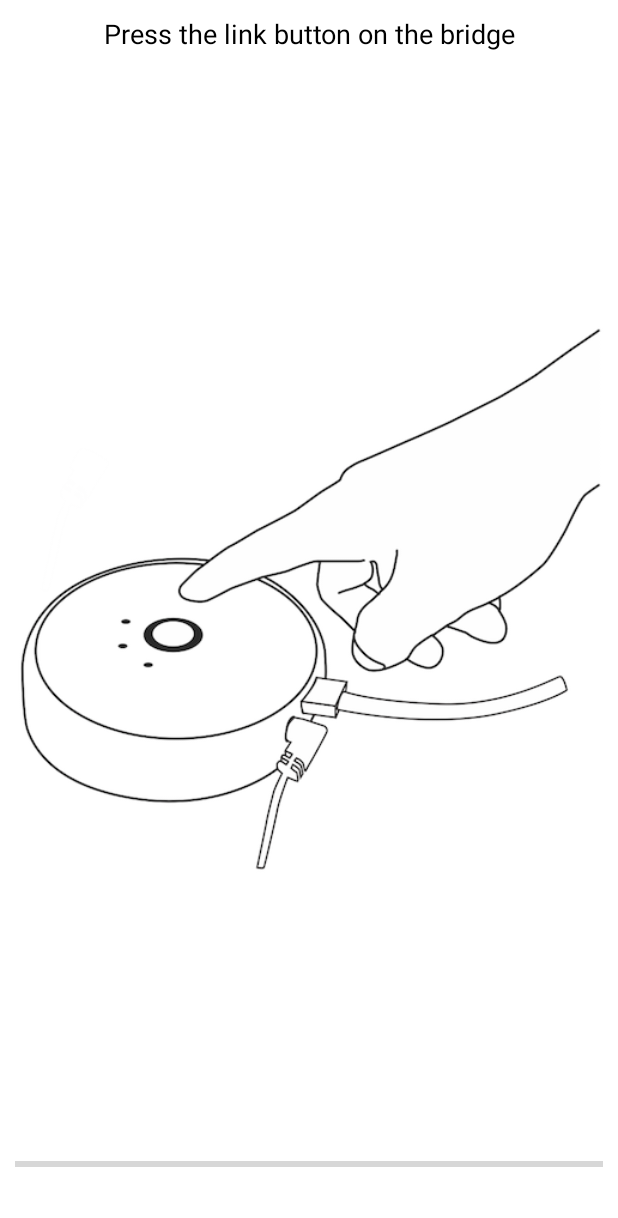
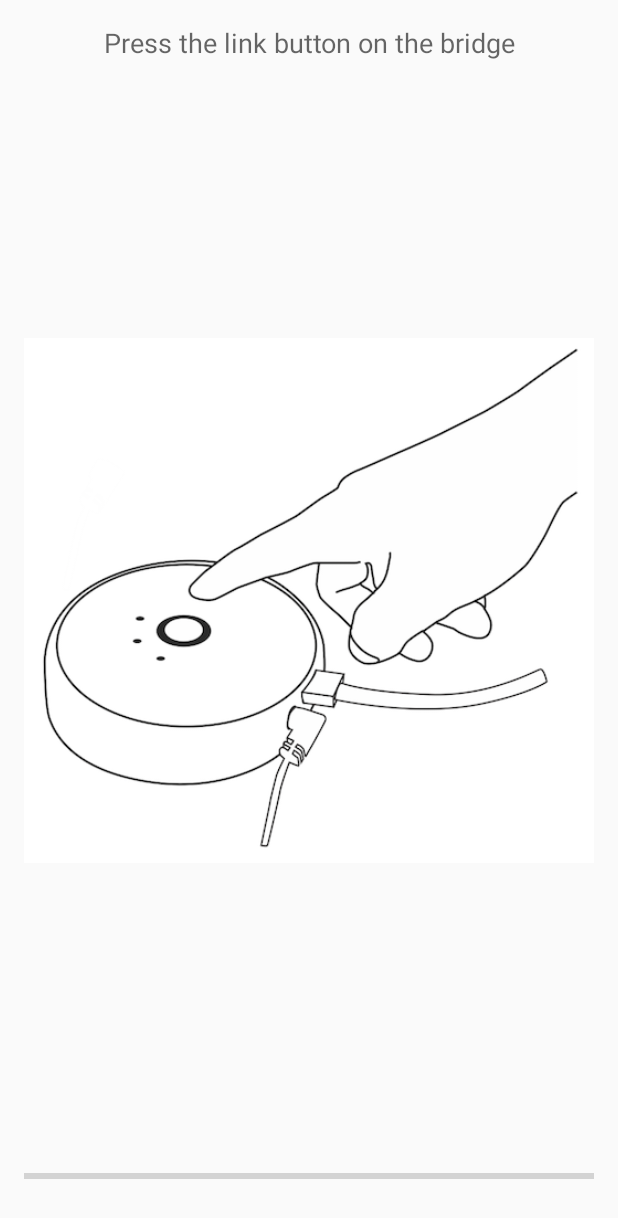
Before and after one commit to OakOnEll/HueMatch, an Android app: the PHPushlinkActivity screen opened directly, with no data from a screen before it, on a phone screen of 412 x 824 dp. Shown: the top 1218 px of the screen. Run offline under Robolectric (Android 15) with nearby library versions, the phone set to English and light mode, and no system bars; libraries missing offline, so code that uses them is left out: com.crashlytics.android, io.fabric.sdk; 1 statement that could not run was skipped.

Commit message:
UI Touchups

```diff
--- a/app/src/main/java/com/oakonell/huematch/HueMatcherActivity.java
+++ b/app/src/main/java/com/oakonell/huematch/HueMatcherActivity.java
@@ -444,6 +444,10 @@ public class HueMatcherActivity extends AppCompatActivity {
             SurfaceTexture texture = textureView.getSurfaceTexture();
             Surface surface = new Surface(texture);
 
+            if (previewReader != null) {
+                previewReader.close();
+                previewReader = null;
+            }
             previewReader = ImageReader.newInstance(width, height, imageFormat, 10);
 
             ImageReader.OnImageAvailableListener readerListener = new ImageReader.OnImageAvailableListener() {
--- a/app/src/main/java/com/oakonell/huematch/PHHomeActivity.java
+++ b/app/src/main/java/com/oakonell/huematch/PHHomeActivity.java
@@ -56,7 +56,7 @@ public class PHHomeActivity extends Activity implements OnItemClickListener {
         phHueSDK = PHHueSDK.create();
 
         // Set the Device Name (name of your app). This will be stored in your bridge whitelist entry.
-        phHueSDK.setAppName("QuickStartApp");
+        phHueSDK.setAppName(getApplicationContext().getPackageName());
         phHueSDK.setDeviceName(android.os.Build.MODEL);
 
         // Register the PHSDKListener to receive callbacks from the bridge.
--- a/app/src/main/res/layout/content_controlled_lights.xml
+++ b/app/src/main/res/layout/content_controlled_lights.xml
@@ -19,13 +19,15 @@
         android:orientation="horizontal">
 
         <TextView
+            style="@android:style/TextAppearance.Material.Large"
             android:layout_width="wrap_content"
             android:layout_height="wrap_content"
             android:layout_marginRight="@dimen/text_margin"
-            android:text="Bridge" />
+            android:text="@string/bridge" />
 
         <TextView
             android:id="@+id/bridge_name"
+            style="@android:style/TextAppearance.Material.Large"
             android:layout_width="wrap_content"
             android:layout_height="wrap_content"
             tools:text="Bridge name" />
--- a/app/src/main/res/layout/pushlink.xml
+++ b/app/src/main/res/layout/pushlink.xml
@@ -1,42 +1,34 @@
 <?xml version="1.0" encoding="utf-8"?>
 <LinearLayout xmlns:android="http://schemas.android.com/apk/res/android"
-    android:id="@+id/LinearLayout1"
     android:layout_width="match_parent"
     android:layout_height="fill_parent"
-    android:background="#FFFFFFFF"
-    android:orientation="vertical">
+    android:orientation="vertical"
+    android:paddingBottom="@dimen/activity_vertical_margin"
+    android:paddingLeft="@dimen/activity_horizontal_margin"
+    android:paddingRight="@dimen/activity_horizontal_margin"
+    android:paddingTop="@dimen/activity_vertical_margin">
 
     <TextView
-        android:id="@+id/descriptionTextview"
-        android:layout_width="fill_parent"
+        style="@android:style/TextAppearance.Material.Medium"
+        android:layout_width="match_parent"
         android:layout_height="wrap_content"
         android:gravity="center_horizontal"
-        android:text="@string/press_pushlink_button"
-        android:textAppearance="?android:attr/textAppearanceMedium"
-        android:textColor="#FF000000"
-         android:layout_margin="10dp" />
+        android:text="@string/press_pushlink_button" />
 
     <ImageView
-        android:id="@+id/imageView1"
         android:layout_width="match_parent"
         android:layout_height="0dp"
+        android:layout_weight="1"
         android:adjustViewBounds="true"
-        android:src="@drawable/press_smartbridge"
         android:contentDescription="@string/press_pushlink_button"
         android:gravity="center"
-        android:layout_weight="1"
-    />
+        android:src="@drawable/press_smartbridge" />
 
     <ProgressBar
         android:id="@+id/countdownPB"
         style="?android:attr/progressBarStyleHorizontal"
-        android:layout_width="fill_parent"
-        android:layout_height="wrap_content"
-        android:max="30"
-        android:layout_marginLeft="10dip"
-		android:layout_marginRight="10dip"
-		android:layout_marginTop="10dip"
-		android:layout_marginBottom="40dip"
-     />
+        android:layout_width="match_parent"
+        android:layout_height="48dp"
+        android:max="30" />
 
 </LinearLayout>
--- a/app/src/main/res/values/strings.xml
+++ b/app/src/main/res/values/strings.xml
@@ -24,7 +24,7 @@
     <string name="txt_selectbridges">Available Access Points</string>
     <string name="txt_pushlink">Pushlink</string>
     <string name="press_pushlink_button">Press the link button on the bridge</string>
-    <string name="txt_select_smartbridge">Please select a bridge to use for this app</string>
+    <string name="txt_select_smartbridge">Please select a Hue bridge to use for this app</string>
     <string name="title_error">Error</string>
     <string name="txt_last_heartbeat">Last Heartbeat : </string>
     <string name="snapshot">Snapshot</string>
@@ -129,4 +129,5 @@
     <string name="author">Author</string>
     <string name="about_visit_web">Visit Website</string>
     <string name="about_rate_app">Rate this app</string>
+    <string name="bridge">Bridge:</string>
 </resources>
```
Also changed, not shown: app/src/main/res/drawable/view_group.xml (added, +12 -0 lines), app/src/main/res/layout-land/content_hue_matcher.xml (+20 -13 lines), app/src/main/res/layout-port/content_hue_matcher.xml (+17 -10 lines), app/src/main/res/layout/bridgelistlinear.xml (+16 -21 lines), app/src/main/res/layout/home.xml (deleted, +0 -36 lines), app/src/main/res/layout/light_item.xml (+7 -4 lines), app/src/main/res/layout/room_item.xml (+7 -4 lines), app/src/main/res/layout/selectbridge_item.xml (+6 -5 lines), 2 other files.
